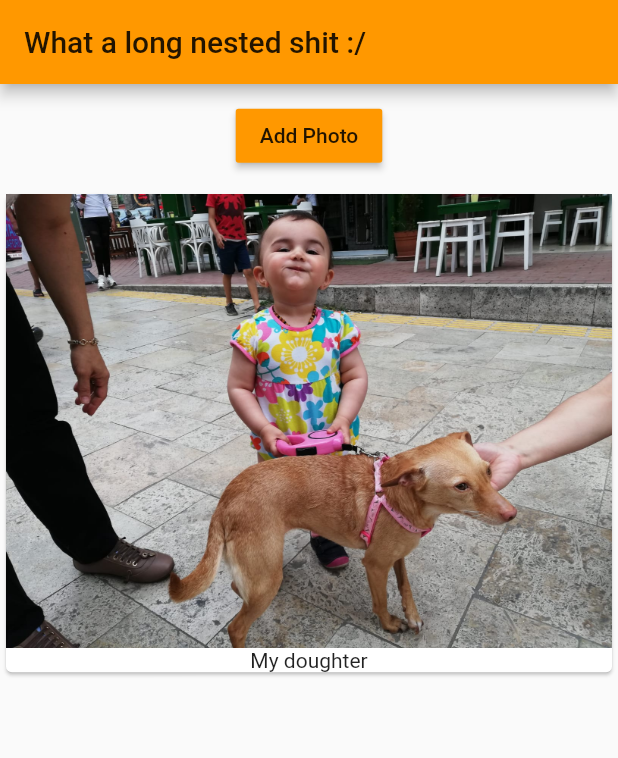
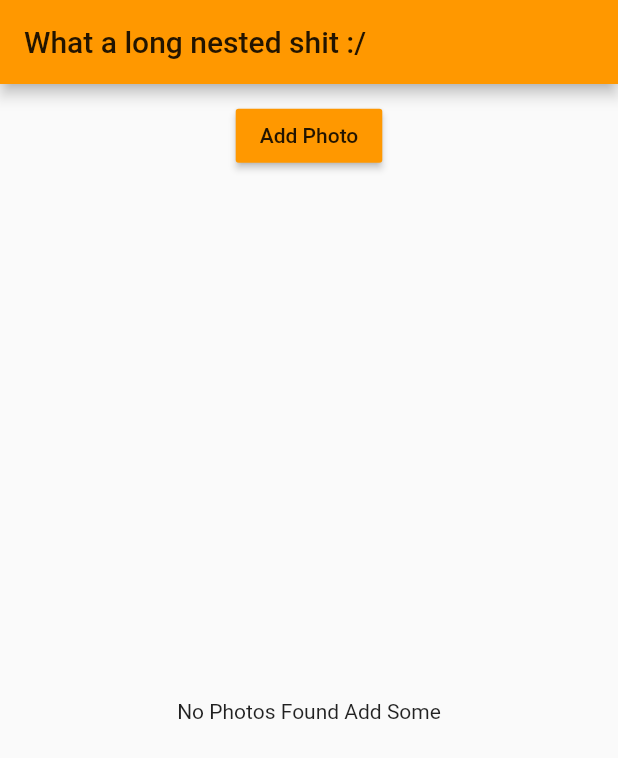
Before and after one commit to caglardursun/FlutterProjects, a Flutter app: the screen it shows after launch, on a phone screen of 412 x 824 dp. Shown: the top 758 px of the screen. Run offline on Flutter 3.47's test engine with Material 2 defaults, Android fonts, the phone set to English and light mode, and no system bars.

Commit message:
ListView without pagination just checking the lenght of items then rendered it 2

```diff
--- a/hello/lib/main.dart
+++ b/hello/lib/main.dart
@@ -33,7 +33,7 @@ class HelloApp extends StatelessWidget {
       appBar: AppBar(
         title: Text("What a long nested shit :/"),
       ),
-      body: PhotosManager(startingPhoto : "My doughter"),
+      body: PhotosManager(),
     ));
   }
 }
--- a/hello/lib/photos.dart
+++ b/hello/lib/photos.dart
@@ -23,9 +23,9 @@ class Photos extends StatelessWidget {
   @override
   Widget build(BuildContext context) {
 
-    return ListView.builder(
+    return _photos.length> 0 ?  ListView.builder(
         itemBuilder: _buildPhotosItem,
         itemCount: _photos.length,
-    );
+    ) : Center(child: Text("No Photos Found Add Some"),);
   }
 }
--- a/hello/lib/photos_manager.dart
+++ b/hello/lib/photos_manager.dart
@@ -9,12 +9,14 @@ class PhotosManager extends StatefulWidget
   //this keyword is different from other languages
   //this means assign automatically
   //{this.startingPhoto} calling (startingPhoto: "dasdasdsadas") from the other side
-  PhotosManager({this.startingPhoto = "Default Photo"}){
-    print("Photos manager called");
+  PhotosManager({this.startingPhoto})
+  {
+    print("Photos manager ctor");
   }
 
   @override
-  State<StatefulWidget> createState() {
+  State<StatefulWidget> createState()
+  {
     print("Photos manager createState");
     return _PhotosManagerState();
   }
@@ -27,8 +29,13 @@ class _PhotosManagerState extends State<PhotosManager>
 
   @override
   void initState() {
-    print("_PhotosManagerState initState");
-    _photos.add(widget.startingPhoto);
+
+    print("_PhotosManagerState initState()");
+    if(widget.startingPhoto != null){
+      _photos.add(widget.startingPhoto);
+    }
+
+    //_photos.add(widget.startingPhoto);
     //goes 2 base like other langu
     super.initState();
   }
@@ -50,6 +57,7 @@ class _PhotosManagerState extends State<PhotosManager>
   @override
   Widget build(BuildContext context) {
     print("_PhotosManagerState build");
+
     return Column(children: [
       Container(
         margin: EdgeInsets.all(10.5),
```
